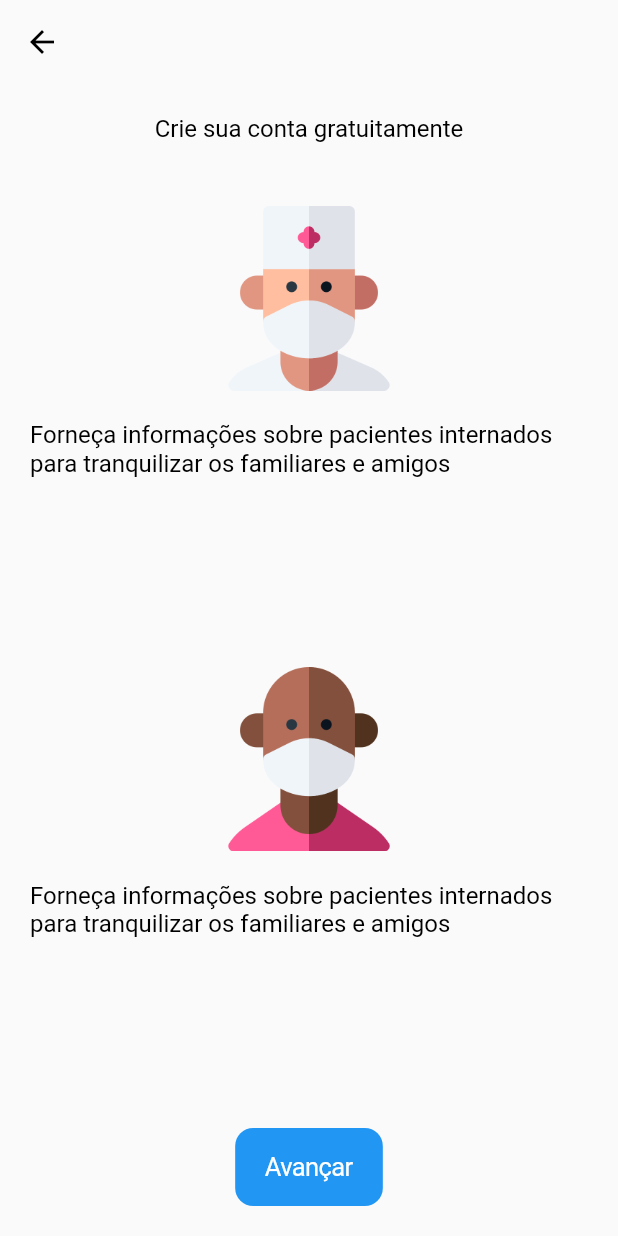
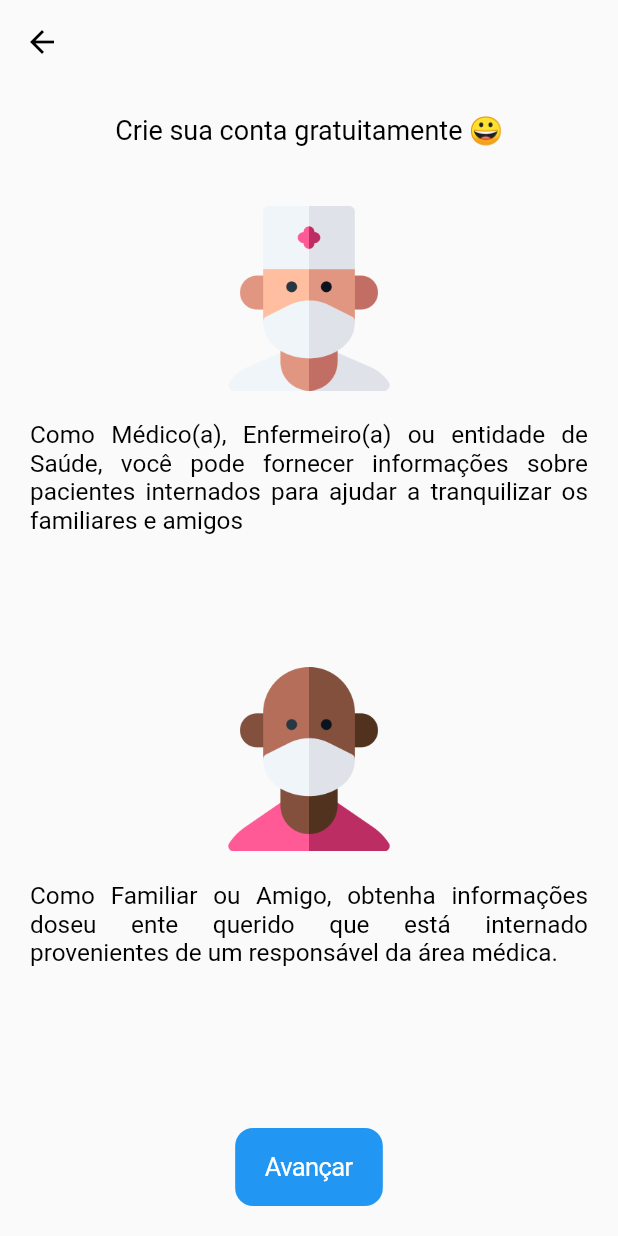
Before and after one commit to muriloformiga/hiso, a Flutter app: the PresentationPage screen opened by its route, on a phone screen of 412 x 824 dp. Run offline on Flutter 3.47's test engine with Material 2 defaults, Android fonts, the phone set to English and light mode, and no system bars; our stand-ins replace bloc, dartz, data_connection_checker, equatable, firebase_auth, flutter_bloc and 2 more; missing offline and left inert: flutter_facebook_login; accounts and stored records are empty; Roboto replaces fonts that are missing (Georgia).

Commit message:
fix: correção no texto e no scrow

```diff
--- a/lib/features/auth/presentation/pages/presentation_page.dart
+++ b/lib/features/auth/presentation/pages/presentation_page.dart
@@ -5,6 +5,7 @@ import 'package:hiso/core/utils/app_images.dart';
 import 'package:hiso/features/auth/coordinator/auth_coordinator.dart';
 import 'package:hiso/features/auth/presentation/widgets/custom_text_widget.dart';
 import 'package:hiso/features/auth/utils/auth_strings.dart';
+import 'package:hiso/core/utils/ui/dimensoes_tela.dart';
 
 class PresentationPage extends StatelessWidget {
   @override
@@ -20,7 +21,7 @@ class PresentationPage extends StatelessWidget {
                 flex: 1,
                 child: CustomTextWidget(
                   text: AuthStrings.createAccountMessage,
-                  fontSize: 16,
+                  fontSize: 18,
                 ),
               ),
               Expanded(
@@ -34,23 +35,23 @@ class PresentationPage extends StatelessWidget {
                 flex: 3,
                 child: CustomTextWidget(
                   text: AuthStrings.provideInfoMessage,
-                  fontSize: 16,
-                  paddingValue: 20,
+                  fontSize: 16.h,
+                  paddingValue: 20.h,
                 ),
               ),
               Expanded(
                 flex: 2,
                 child: Image.asset(
                   AppImages.man,
-                  height: 80,
+                  height: 80.h,
                 ),
               ),
               Expanded(
                 flex: 3,
                 child: CustomTextWidget(
-                  text: AuthStrings.provideInfoMessage,
-                  fontSize: 16,
-                  paddingValue: 20,
+                  text: AuthStrings.getInfoMessage,
+                  fontSize: 16.h,
+                  paddingValue: 20.h,
                 ),
               ),
               CupertinoButton.filled(
--- a/lib/features/auth/presentation/pages/splash_page.dart
+++ b/lib/features/auth/presentation/pages/splash_page.dart
@@ -26,7 +26,7 @@ class _SplashPageState extends State<SplashPage> {
   Widget build(BuildContext context) {
     return Scaffold(
       body: Container(
-        color: Colors.blueAccent[200],
+        color: Colors.greenAccent[100],
         child: Center(
           child: Image.asset(
             AppImages.logo,
--- a/lib/features/auth/presentation/widgets/custom_text_widget.dart
+++ b/lib/features/auth/presentation/widgets/custom_text_widget.dart
@@ -19,6 +19,7 @@ class CustomTextWidget extends StatelessWidget {
       child: Container(
         child: Text(
           text,
+          textAlign: TextAlign.justify,
           style: TextStyle(
             color: Colors.black,
             fontSize: fontSize,
--- a/lib/features/auth/utils/auth_strings.dart
+++ b/lib/features/auth/utils/auth_strings.dart
@@ -16,10 +16,16 @@ class AuthStrings {
   static final nextStep = 'Avançar';
 
   // Register
-  static final createAccountMessage = 'Crie sua conta gratuitamente';
+  static final createAccountMessage = 'Crie sua conta gratuitamente 😀';
   static final signInMessage = 'Entre e comece a fazer a diferença';
   static final provideInfoMessage =
-      'Forneça informações sobre pacientes internados para tranquilizar os familiares e amigos';
+      'Como Médico(a), Enfermeiro(a) ou entidade de Saúde, você pode fornecer '
+      'informações sobre pacientes internados para ajudar a tranquilizar os familiares e amigos';
+  static final getInfoMessage = 'Como Familiar ou Amigo, obtenha informações do'
+      'seu ente querido que está internado provenientes de um responsável da área médica.';
   static final healthEntity = 'Entidade de saúde';
   static final pacienteRelative = 'Familiar de paciente';
+  static final coolTextRecipe =
+      'Só precisamos de algumas informações, é coisa rápida! '
+      'Após esse breve cadastro você já poderá usar nossa plataforma solidária.';
 }
```
Also changed, not shown: lib/features/auth/presentation/pages/login_page.dart (+11 -8 lines), lib/features/auth/presentation/pages/register_page.dart (+9 -6 lines), lib/features/auth/presentation/widgets/login_form_widget.dart (+7 -3 lines), lib/features/auth/presentation/widgets/register_form_widget.dart (+5 -5 lines).
